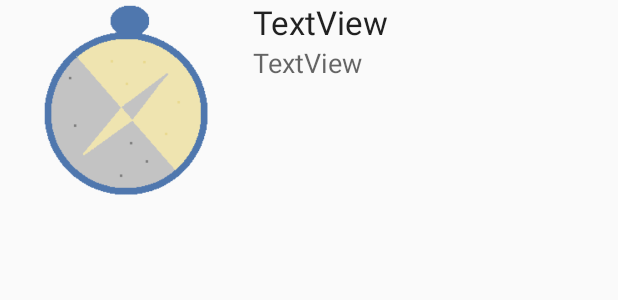
After one commit to Navarro21111/BlueCompass, an Android app: the layout rv_playas.xml on its own in the app's theme, with its tools: preview values and no code run, on a phone screen of 412 x 824 dp. The commit adds this screen. Shown: the top 300 px of the screen. Run offline under Robolectric (Android 15) with nearby library versions, the phone set to English and light mode, and no system bars.

Commit message:
Commit con la creacion del pojo Playa y el adaptador del mismo junto al recycle view del menu principal

```diff
--- a/app/build.gradle
+++ b/app/build.gradle
@@ -26,7 +26,10 @@ dependencies {
     testImplementation 'junit:junit:4.12'
     androidTestImplementation 'com.android.support.test:runner:1.0.2'
     androidTestImplementation 'com.android.support.test.espresso:espresso-core:3.0.2'
+    implementation 'com.android.support:recyclerview-v7:28.0.0'
     implementation 'com.google.firebase:firebase-core:16.0.1'
-    implementation 'com.android.support:recyclerview-v7:28.0.0'
+    implementation 'com.google.firebase:firebase-database:16.0.1'
+
+
 }
 apply plugin: 'com.google.gms.google-services'
--- a/app/src/main/res/layout/activity_log_in_activity.xml
+++ b/app/src/main/res/layout/activity_log_in_activity.xml
@@ -18,6 +18,7 @@
         android:layout_marginLeft="0dp"
         android:layout_marginBottom="0dp"
         android:background="@drawable/animacion_cambio_color_boton"
+        android:onClick="irMenu"
         android:text="@string/btn_inciar_sesion"
         android:textColor="@color/Violeta1"
         android:textSize="24sp" />
--- /dev/null
+++ b/app/src/main/res/layout/rv_playas.xml
@@ -0,0 +1,36 @@
+<?xml version="1.0" encoding="utf-8"?>
+<LinearLayout xmlns:android="http://schemas.android.com/apk/res/android"
+    xmlns:app="http://schemas.android.com/apk/res-auto"
+    xmlns:tools="http://schemas.android.com/tools"
+    android:layout_width="match_parent"
+    android:layout_height="match_parent">
+
+    <ImageView
+        android:id="@+id/imgPlaya"
+        android:layout_width="16dp"
+        android:layout_height="141dp"
+        android:layout_weight="1"
+        app:srcCompat="@drawable/logo_sin_fondo" />
+
+    <LinearLayout
+        android:layout_width="wrap_content"
+        android:layout_height="141dp"
+        android:layout_weight="1"
+        android:orientation="vertical">
+
+        <TextView
+            android:id="@+id/tvNombreMenu"
+            android:layout_width="match_parent"
+            android:layout_height="wrap_content"
+            android:text="TextView"
+            android:textAppearance="@style/TextAppearance.AppCompat.Large" />
+
+        <TextView
+            android:id="@+id/tvProvincia"
+            android:layout_width="match_parent"
+            android:layout_height="wrap_content"
+            android:text="TextView"
+            android:textAppearance="@style/TextAppearance.AppCompat.Medium" />
+    </LinearLayout>
+
+</LinearLayout>
```
Also changed, not shown: app/src/main/java/com/example/a21736256/bluecompass/Menu.java (+82 -1 lines), app/src/main/java/com/example/a21736256/bluecompass/javabean/AdaptadorMenu.java (added, +64 -0 lines), app/src/main/java/com/example/a21736256/bluecompass/javabean/PlayaItem.java (added, +49 -0 lines), app/src/main/res/drawable/Ultimo icono.png (added), app/src/main/res/drawable/flecha_vuelta.png (added).
